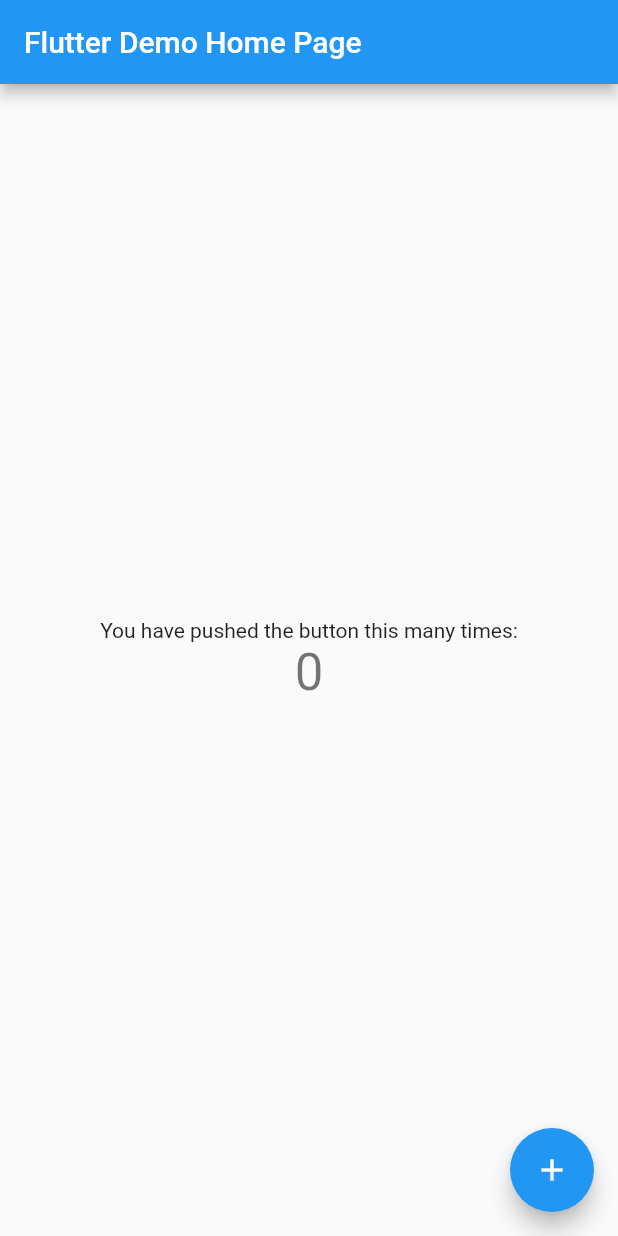
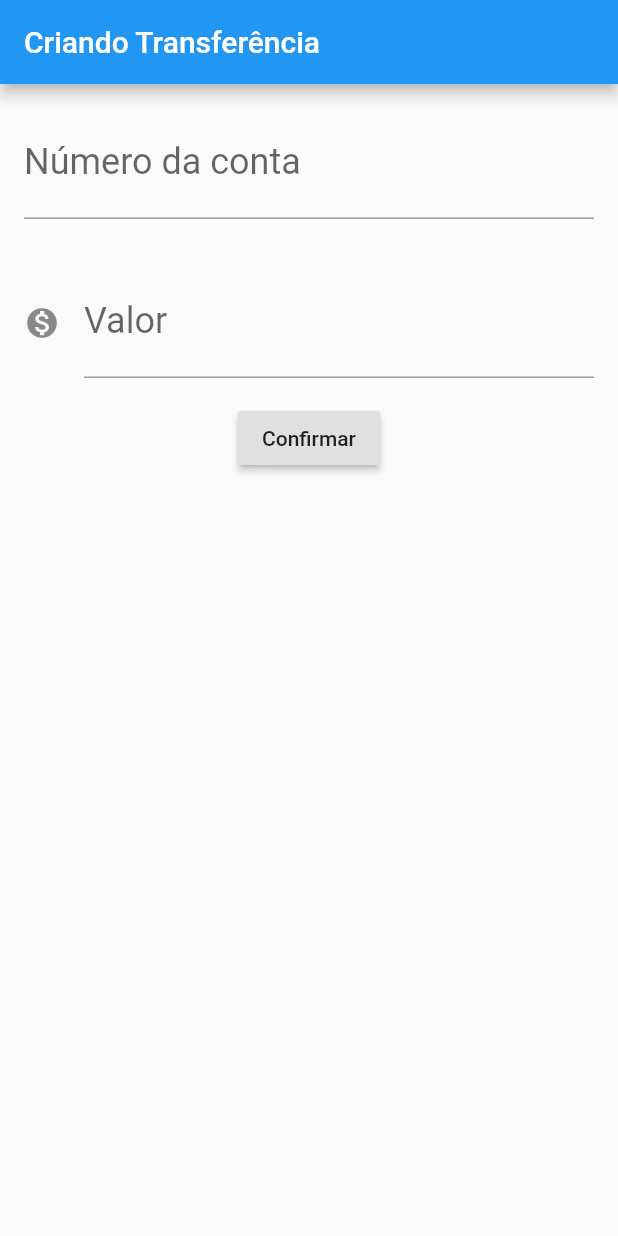
Before and after one commit to luizhsou1/bytebank, a Flutter app: the screen it shows after launch, on a phone screen of 412 x 824 dp. Run offline on Flutter 3.47's test engine with Material 2 defaults, Android fonts, the phone set to English and light mode, and no system bars.

Commit message:
craindo formulário de criação de transferência

```diff
--- a/lib/main.dart
+++ b/lib/main.dart
@@ -1,113 +1,125 @@
 import 'package:flutter/material.dart';
 
-void main() {
-  runApp(MyApp());
-}
+void main() => runApp(ByteabankApp());
 
-class MyApp extends StatelessWidget {
-  // This widget is the root of your application.
+class ByteabankApp extends StatelessWidget {
   @override
   Widget build(BuildContext context) {
     return MaterialApp(
-      title: 'Flutter Demo',
-      theme: ThemeData(
-        // This is the theme of your application.
-        //
-        // Try running your application with "flutter run". You'll see the
-        // application has a blue toolbar. Then, without quitting the app, try
-        // changing the primarySwatch below to Colors.green and then invoke
-        // "hot reload" (press "r" in the console where you ran "flutter run",
-        // or simply save your changes to "hot reload" in a Flutter IDE).
-        // Notice that the counter didn't reset back to zero; the application
-        // is not restarted.
-        primarySwatch: Colors.blue,
+      home: Scaffold(
+        body: FormularioTransferencia(),
       ),
-      home: MyHomePage(title: 'Flutter Demo Home Page'),
     );
   }
 }
 
-class MyHomePage extends StatefulWidget {
-  MyHomePage({Key key, this.title}) : super(key: key);
-
-  // This widget is the home page of your application. It is stateful, meaning
-  // that it has a State object (defined below) that contains fields that affect
-  // how it looks.
-
-  // This class is the configuration for the state. It holds the values (in this
-  // case the title) provided by the parent (in this case the App widget) and
-  // used by the build method of the State. Fields in a Widget subclass are
-  // always marked "final".
-
-  final String title;
-
-  @override
-  _MyHomePageState createState() => _MyHomePageState();
-}
-
-class _MyHomePageState extends State<MyHomePage> {
-  int _counter = 0;
-
-  void _incrementCounter() {
-    setState(() {
-      // This call to setState tells the Flutter framework that something has
-      // changed in this State, which causes it to rerun the build method below
-      // so that the display can reflect the updated values. If we changed
-      // _counter without calling setState(), then the build method would not be
-      // called again, and so nothing would appear to happen.
-      _counter++;
-    });
-  }
+class FormularioTransferencia extends StatelessWidget {
+  final TextEditingController _controladorCampoNumeroConta = TextEditingController();
+  final TextEditingController _controladorCampoValor = TextEditingController();
 
   @override
   Widget build(BuildContext context) {
-    // This method is rerun every time setState is called, for instance as done
-    // by the _incrementCounter method above.
-    //
-    // The Flutter framework has been optimized to make rerunning build methods
-    // fast, so that you can just rebuild anything that needs updating rather
-    // than having to individually change instances of widgets.
     return Scaffold(
       appBar: AppBar(
-        // Here we take the value from the MyHomePage object that was created by
-        // the App.build method, and use it to set our appbar title.
-        title: Text(widget.title),
+        title: Text('Criando Transferência'),
       ),
-      body: Center(
-        // Center is a layout widget. It takes a single child and positions it
-        // in the middle of the parent.
-        child: Column(
-          // Column is also a layout widget. It takes a list of children and
-          // arranges them vertically. By default, it sizes itself to fit its
-          // children horizontally, and tries to be as tall as its parent.
-          //
-          // Invoke "debug painting" (press "p" in the console, choose the
-          // "Toggle Debug Paint" action from the Flutter Inspector in Android
-          // Studio, or the "Toggle Debug Paint" command in Visual Studio Code)
-          // to see the wireframe for each widget.
-          //
-          // Column has various properties to control how it sizes itself and
-          // how it positions its children. Here we use mainAxisAlignment to
-          // center the children vertically; the main axis here is the vertical
-          // axis because Columns are vertical (the cross axis would be
-          // horizontal).
-          mainAxisAlignment: MainAxisAlignment.center,
-          children: <Widget>[
-            Text(
-              'You have pushed the button this many times:',
+      body: Column(
+        children: [
+          Padding(
+            padding: const EdgeInsets.all(16.0),
+            child: TextField(
+              controller: _controladorCampoNumeroConta,
+              style: TextStyle(
+                fontSize: 24.0,
+              ),
+              decoration: InputDecoration(
+                labelText: 'Número da conta',
+                hintText: '0000',
+              ),
+              keyboardType: TextInputType.number,
             ),
-            Text(
-              '$_counter',
-              style: Theme.of(context).textTheme.headline4,
+          ),
+          Padding(
+            padding: const EdgeInsets.all(16.0),
+            child: TextField(
+              controller: _controladorCampoValor,
+              style: TextStyle(
+                fontSize: 24.0,
+              ),
+              decoration: InputDecoration(
+                icon: Icon(Icons.monetization_on),
+                labelText: 'Valor',
+                hintText: '0.00',
+              ),
+              keyboardType: TextInputType.number,
             ),
-          ],
-        ),
+          ),
+          RaisedButton(
+            child: Text('Confirmar'),
+            onPressed: () {
+              debugPrint('Clicou no confirmar'); // Prefira usar "debugPrint", em vez de "print", pois não limita tamanho da linha
+              final int numeroConta = int.tryParse(_controladorCampoNumeroConta.text);
+              final double valor = double.tryParse(_controladorCampoValor.text);
+              if (numeroConta != null && valor != null) {
+                final transferenciaCriada = Transferencia(valor, numeroConta);
+                debugPrint(transferenciaCriada.toString());
+              }
+            },
+          ),
+        ],
       ),
-      floatingActionButton: FloatingActionButton(
-        onPressed: _incrementCounter,
-        tooltip: 'Increment',
-        child: Icon(Icons.add),
-      ), // This trailing comma makes auto-formatting nicer for build methods.
     );
   }
 }
+
+class ListaTransferencia extends StatelessWidget {
+  const ListaTransferencia({Key key}) : super(key: key);
+
+  @override
+  Widget build(BuildContext context) {
+    return Scaffold(
+      appBar: AppBar(
+        title: Text('Transferências'),
+      ),
+      body: Column(
+        children: [
+          ItemTransferencia(Transferencia(100.0, 1001)),
+          ItemTransferencia(Transferencia(200.0, 1002)),
+          ItemTransferencia(Transferencia(300.0, 1003)),
+        ],
+      ),
+      floatingActionButton: FloatingActionButton(
+        child: Icon(Icons.add),
+      ),
+    );
+  }
+}
+
+class ItemTransferencia extends StatelessWidget {
+  final Transferencia _transferencia;
+
+  const ItemTransferencia(this._transferencia);
+
+  @override
+  Widget build(BuildContext context) {
+    return Card(
+      child: ListTile(
+        leading: Icon(Icons.monetization_on),
+        title: Text(_transferencia.valor.toString()),
+        subtitle: Text(_transferencia.numeroConta.toString()),
+      ),
+    );
+  }
+}
+
+class Transferencia {
+  final double valor;
+  final int numeroConta;
+
+  Transferencia(this.valor, this.numeroConta);
+
+  @override
+  String toString() {
+    return 'Transferencia{valor: $valor, numeroConta: $numeroConta}';
+  }
+}
```
